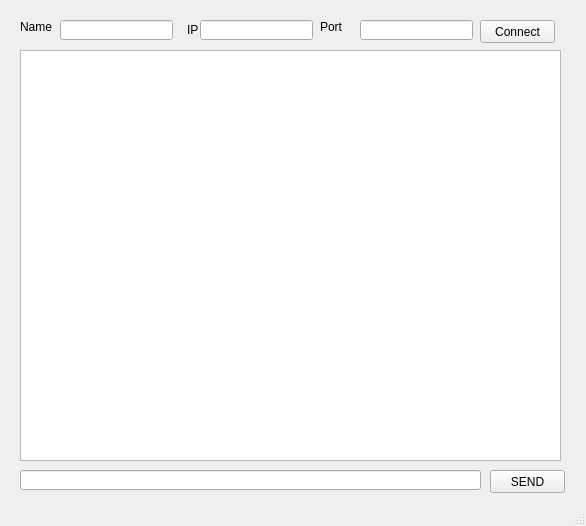
Qt form ui/client.ui (nzVoid/SchatQt) before a commit.
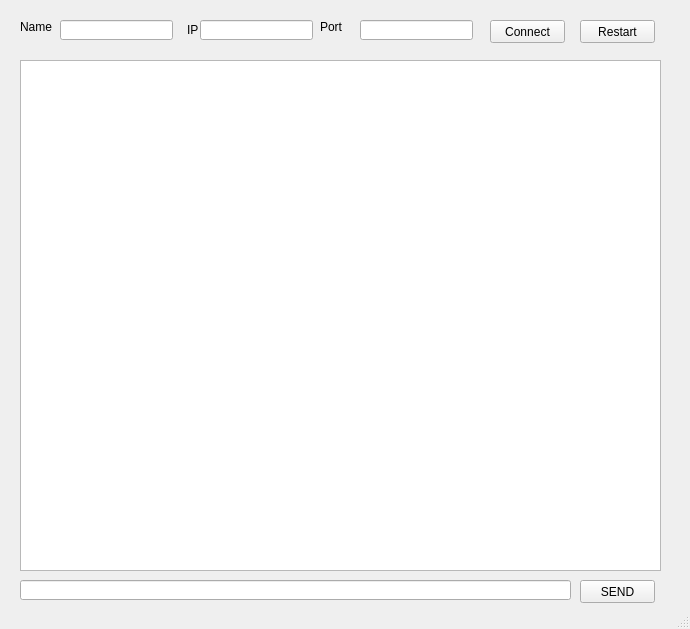
The same form after that commit.

What changed in the file:
```diff
--- a/ui/client.ui
+++ b/ui/client.ui
@@ -6,8 +6,8 @@
    <rect>
     <x>0</x>
     <y>0</y>
-    <width>586</width>
-    <height>526</height>
+    <width>690</width>
+    <height>629</height>
    </rect>
   </property>
   <property name="windowTitle">
@@ -18,9 +18,9 @@
     <property name="geometry">
      <rect>
       <x>20</x>
-      <y>50</y>
-      <width>541</width>
-      <height>411</height>
+      <y>60</y>
+      <width>641</width>
+      <height>511</height>
      </rect>
     </property>
    </widget>
@@ -96,7 +96,7 @@
    <widget class="QPushButton" name="pushButton">
     <property name="geometry">
      <rect>
-      <x>480</x>
+      <x>490</x>
       <y>20</y>
       <width>75</width>
       <height>23</height>
@@ -110,8 +110,8 @@
     <property name="geometry">
      <rect>
       <x>20</x>
-      <y>470</y>
-      <width>461</width>
+      <y>580</y>
+      <width>551</width>
       <height>20</height>
      </rect>
     </property>
@@ -119,8 +119,8 @@
    <widget class="QPushButton" name="pushButton_2">
     <property name="geometry">
      <rect>
-      <x>490</x>
-      <y>470</y>
+      <x>580</x>
+      <y>580</y>
       <width>75</width>
       <height>23</height>
      </rect>
@@ -129,6 +129,19 @@
      <string>SEND</string>
     </property>
    </widget>
+   <widget class="QPushButton" name="pushButton_3">
+    <property name="geometry">
+     <rect>
+      <x>580</x>
+      <y>20</y>
+      <width>75</width>
+      <height>23</height>
+     </rect>
+    </property>
+    <property name="text">
+     <string>Restart</string>
+    </property>
+   </widget>
   </widget>
   <widget class="QStatusBar" name="statusbar"/>
  </widget>
```
